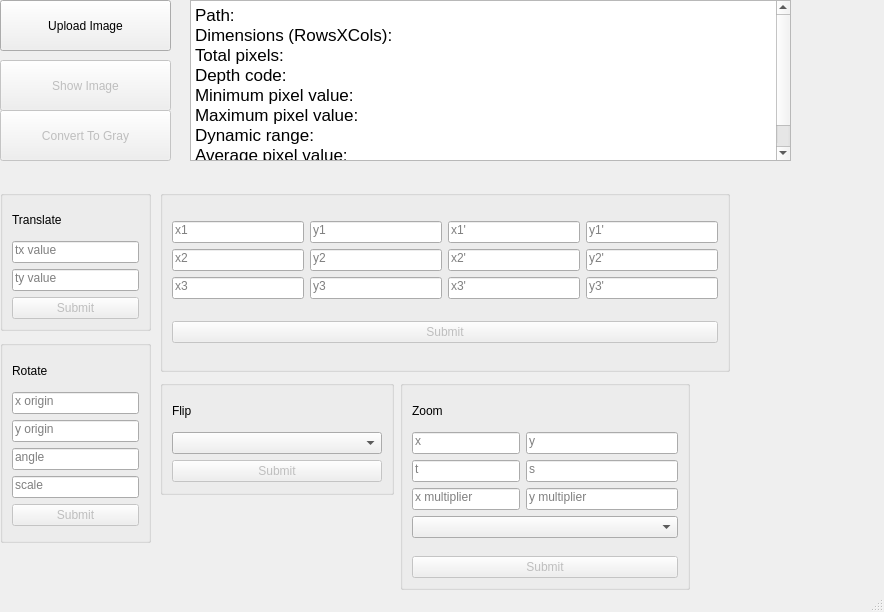
Amrhub/image-processing, file mainwindow.ui: the form before one commit.
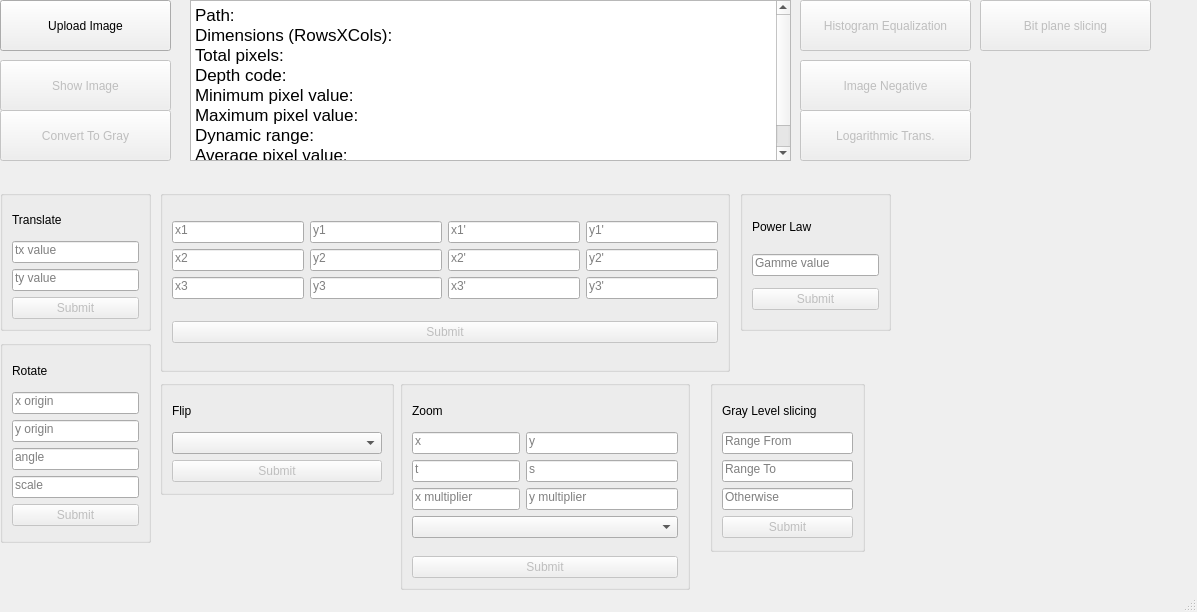
The form after the commit.

Commit message:
feat: add image enhancement technique
1- Histogram Equalization
2- Image Negative
3- Logarithmic Transformation
4- Power Law Transformation
5- Bit Plane Slicing
6- Gray Level Slicing

```diff
--- a/mainwindow.ui
+++ b/mainwindow.ui
@@ -6,7 +6,7 @@
    <rect>
     <x>0</x>
     <y>0</y>
-    <width>884</width>
+    <width>1197</width>
     <height>612</height>
    </rect>
   </property>
@@ -971,9 +971,234 @@
      </item>
      <item>
       <widget class="QPushButton" name="zoomImageBtn">
-        <property name="enabled">
-            <bool>false</bool>
-           </property>
+       <property name="enabled">
+        <bool>false</bool>
+       </property>
+       <property name="text">
+        <string>Submit</string>
+       </property>
+      </widget>
+     </item>
+    </layout>
+   </widget>
+   <widget class="QPushButton" name="histogramBtn">
+    <property name="enabled">
+     <bool>false</bool>
+    </property>
+    <property name="geometry">
+     <rect>
+      <x>800</x>
+      <y>0</y>
+      <width>171</width>
+      <height>51</height>
+     </rect>
+    </property>
+    <property name="autoFillBackground">
+     <bool>true</bool>
+    </property>
+    <property name="text">
+     <string>Histogram Equalization</string>
+    </property>
+   </widget>
+   <widget class="QPushButton" name="imageNegativeBtn">
+    <property name="enabled">
+     <bool>false</bool>
+    </property>
+    <property name="geometry">
+     <rect>
+      <x>800</x>
+      <y>60</y>
+      <width>171</width>
+      <height>51</height>
+     </rect>
+    </property>
+    <property name="autoFillBackground">
+     <bool>true</bool>
+    </property>
+    <property name="text">
+     <string>Image Negative</string>
+    </property>
+   </widget>
+   <widget class="QPushButton" name="logarithmicBtn">
+    <property name="enabled">
+     <bool>false</bool>
+    </property>
+    <property name="geometry">
+     <rect>
+      <x>800</x>
+      <y>110</y>
+      <width>171</width>
+      <height>51</height>
+     </rect>
+    </property>
+    <property name="autoFillBackground">
+     <bool>true</bool>
+    </property>
+    <property name="text">
+     <string>Logarithmic Trans.</string>
+    </property>
+   </widget>
+   <widget class="QGroupBox" name="powerLawTransformationGroup">
+    <property name="geometry">
+     <rect>
+      <x>740</x>
+      <y>190</y>
+      <width>151</width>
+      <height>141</height>
+     </rect>
+    </property>
+    <property name="minimumSize">
+     <size>
+      <width>0</width>
+      <height>141</height>
+     </size>
+    </property>
+    <layout class="QVBoxLayout" name="verticalLayout_8">
+     <item>
+      <widget class="QLabel" name="label_2">
+       <property name="maximumSize">
+        <size>
+         <width>16777215</width>
+         <height>31</height>
+        </size>
+       </property>
+       <property name="text">
+        <string>Power Law</string>
+       </property>
+      </widget>
+     </item>
+     <item>
+      <widget class="QLineEdit" name="gammaInput">
+       <property name="sizePolicy">
+        <sizepolicy hsizetype="Expanding" vsizetype="Fixed">
+         <horstretch>0</horstretch>
+         <verstretch>0</verstretch>
+        </sizepolicy>
+       </property>
+       <property name="alignment">
+        <set>Qt::AlignmentFlag::AlignLeading|Qt::AlignmentFlag::AlignLeft|Qt::AlignmentFlag::AlignTop</set>
+       </property>
+       <property name="placeholderText">
+        <string>Gamme value</string>
+       </property>
+      </widget>
+     </item>
+     <item>
+      <widget class="QPushButton" name="powerTransformationBtn">
+       <property name="enabled">
+        <bool>false</bool>
+       </property>
+       <property name="text">
+        <string>Submit</string>
+       </property>
+      </widget>
+     </item>
+    </layout>
+   </widget>
+   <widget class="QPushButton" name="bitPlaneSlicingBtn">
+    <property name="enabled">
+     <bool>false</bool>
+    </property>
+    <property name="geometry">
+     <rect>
+      <x>980</x>
+      <y>0</y>
+      <width>171</width>
+      <height>51</height>
+     </rect>
+    </property>
+    <property name="autoFillBackground">
+     <bool>true</bool>
+    </property>
+    <property name="text">
+     <string>Bit plane slicing</string>
+    </property>
+   </widget>
+   <widget class="QGroupBox" name="powerLawTransformationGroup_2">
+    <property name="geometry">
+     <rect>
+      <x>710</x>
+      <y>380</y>
+      <width>155</width>
+      <height>172</height>
+     </rect>
+    </property>
+    <property name="minimumSize">
+     <size>
+      <width>0</width>
+      <height>141</height>
+     </size>
+    </property>
+    <layout class="QVBoxLayout" name="verticalLayout_9">
+     <item>
+      <widget class="QLabel" name="label_3">
+       <property name="maximumSize">
+        <size>
+         <width>16777215</width>
+         <height>31</height>
+        </size>
+       </property>
+       <property name="text">
+        <string>Gray Level slicing</string>
+       </property>
+      </widget>
+     </item>
+     <item>
+      <widget class="QLineEdit" name="grayLevelFromInput">
+       <property name="sizePolicy">
+        <sizepolicy hsizetype="Expanding" vsizetype="Fixed">
+         <horstretch>0</horstretch>
+         <verstretch>0</verstretch>
+        </sizepolicy>
+       </property>
+       <property name="alignment">
+        <set>Qt::AlignmentFlag::AlignLeading|Qt::AlignmentFlag::AlignLeft|Qt::AlignmentFlag::AlignTop</set>
+       </property>
+       <property name="placeholderText">
+        <string>Range From</string>
+       </property>
+      </widget>
+     </item>
+     <item>
+      <widget class="QLineEdit" name="grayLevelToInput">
+       <property name="sizePolicy">
+        <sizepolicy hsizetype="Expanding" vsizetype="Fixed">
+         <horstretch>0</horstretch>
+         <verstretch>0</verstretch>
+        </sizepolicy>
+       </property>
+       <property name="alignment">
+        <set>Qt::AlignmentFlag::AlignLeading|Qt::AlignmentFlag::AlignLeft|Qt::AlignmentFlag::AlignTop</set>
+       </property>
+       <property name="placeholderText">
+        <string>Range To</string>
+       </property>
+      </widget>
+     </item>
+     <item>
+      <widget class="QLineEdit" name="grayLevelOtherwiseInput">
+       <property name="sizePolicy">
+        <sizepolicy hsizetype="Expanding" vsizetype="Fixed">
+         <horstretch>0</horstretch>
+         <verstretch>0</verstretch>
+        </sizepolicy>
+       </property>
+       <property name="toolTip">
+        <string>&lt;html&gt;&lt;head/&gt;&lt;body&gt;&lt;p&gt;The value to be set if r(i,j) not in range [A,B] if this value is not provided r(i,j) = r(i,j) it will not replace the value out of range.&lt;/p&gt;&lt;/body&gt;&lt;/html&gt;</string>
+       </property>
+       <property name="alignment">
+        <set>Qt::AlignmentFlag::AlignLeading|Qt::AlignmentFlag::AlignLeft|Qt::AlignmentFlag::AlignTop</set>
+       </property>
+       <property name="placeholderText">
+        <string>Otherwise</string>
+       </property>
+      </widget>
+     </item>
+     <item>
+      <widget class="QPushButton" name="grayLevelSlicingBtn">
+       <property name="enabled">
+        <bool>false</bool>
+       </property>
        <property name="text">
         <string>Submit</string>
        </property>
```
Left out of the diff: 16 changed lines with no effect on the pictures. The commit also changes 36 other files.
